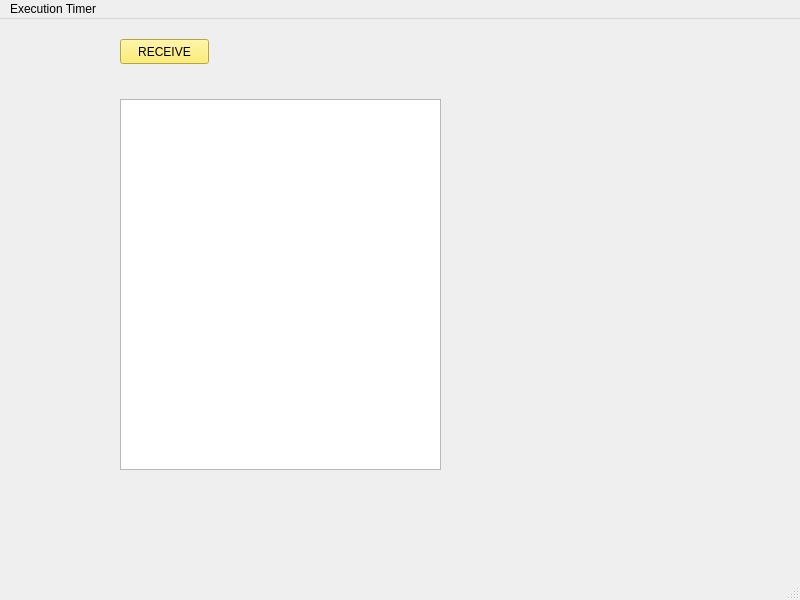
Qt form ExecutionTimerFinalVersion/ExecutionTimerInterface/FirstQTProject/mainwindow.ui (simsekonur/StaticLibraryAppTraining) before a commit.
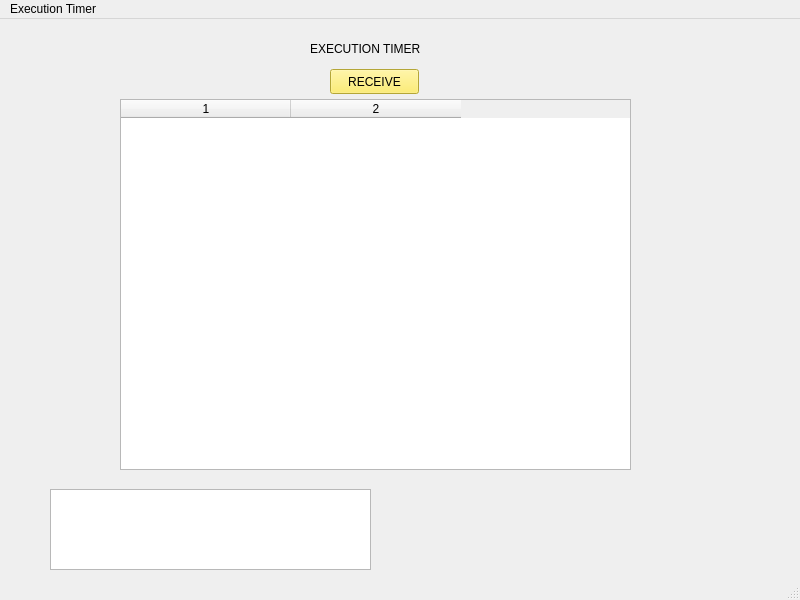
The same form after that commit.

The edit to the form file:
```diff
--- a/ExecutionTimerFinalVersion/ExecutionTimerInterface/FirstQTProject/mainwindow.ui
+++ b/ExecutionTimerFinalVersion/ExecutionTimerInterface/FirstQTProject/mainwindow.ui
@@ -17,8 +17,8 @@
    <widget class="QPushButton" name="pushButton">
     <property name="geometry">
      <rect>
-      <x>120</x>
-      <y>20</y>
+      <x>330</x>
+      <y>50</y>
       <width>89</width>
       <height>25</height>
      </rect>
@@ -34,11 +34,42 @@
    <widget class="QListWidget" name="listWidget">
     <property name="geometry">
      <rect>
-      <x>120</x>
-      <y>80</y>
+      <x>50</x>
+      <y>470</y>
       <width>321</width>
+      <height>81</height>
+     </rect>
+    </property>
+   </widget>
+   <widget class="QTableWidget" name="tableWidget">
+    <property name="geometry">
+     <rect>
+      <x>120</x>
+      <y>80</y>
+      <width>511</width>
       <height>371</height>
      </rect>
+    </property>
+    <property name="columnCount">
+     <number>2</number>
+    </property>
+    <attribute name="horizontalHeaderDefaultSectionSize">
+     <number>170</number>
+    </attribute>
+    <column/>
+    <column/>
+   </widget>
+   <widget class="QLabel" name="label">
+    <property name="geometry">
+     <rect>
+      <x>310</x>
+      <y>20</y>
+      <width>261</width>
+      <height>20</height>
+     </rect>
+    </property>
+    <property name="text">
+     <string>EXECUTION TIMER</string>
     </property>
    </widget>
   </widget>
```
